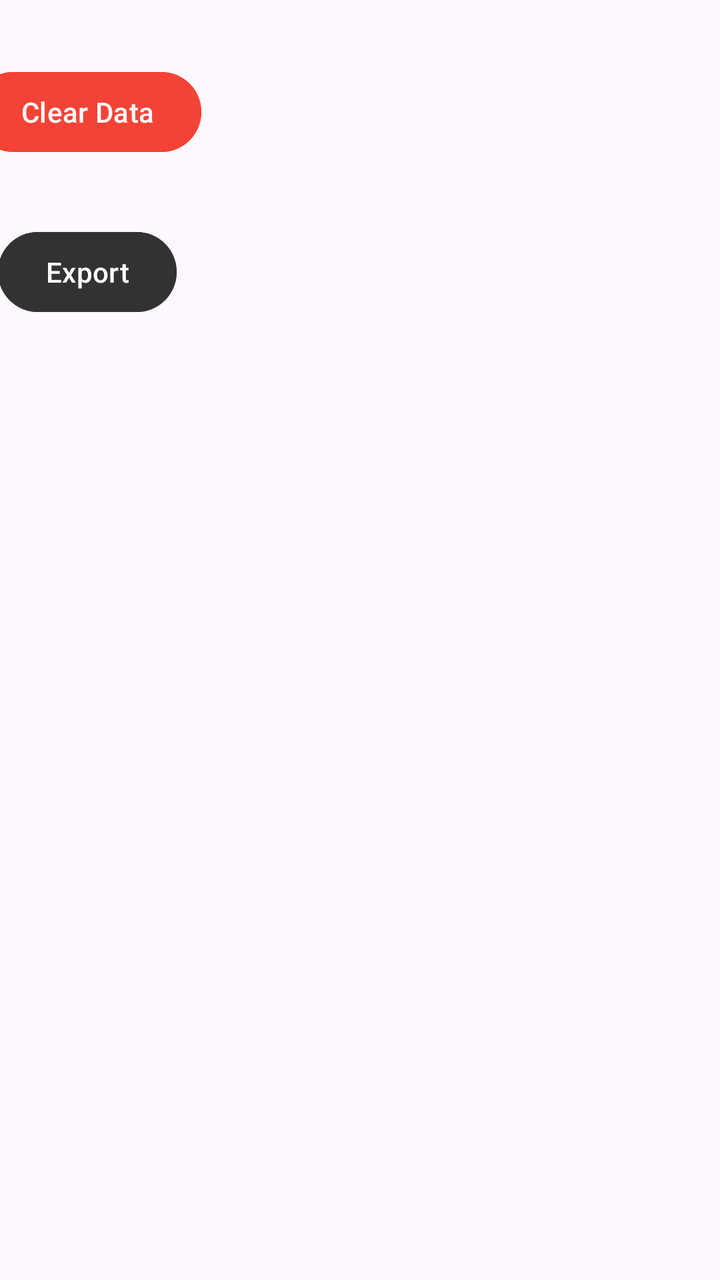
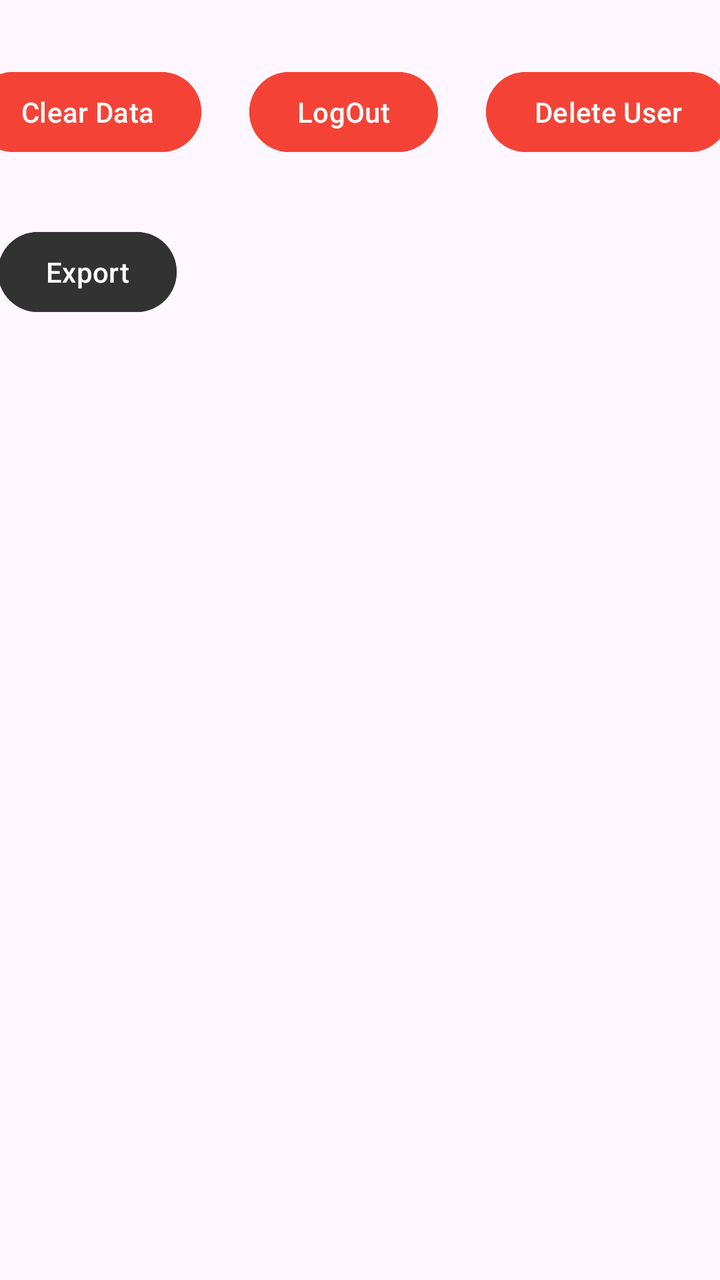

An Android layout rendered at two revisions. The XML below is the earlier revision; the diff shows what the commit changed to produce the second picture.
<!-- AndroidManifest.xml: application theme Theme.FinnanceApp -->
<!-- res/layout/activity_settings.xml -->
<?xml version="1.0" encoding="utf-8"?>
<androidx.constraintlayout.widget.ConstraintLayout xmlns:android="http://schemas.android.com/apk/res/android"
    xmlns:app="http://schemas.android.com/apk/res-auto"
    xmlns:tools="http://schemas.android.com/tools"
    android:id="@+id/main"
    android:layout_width="match_parent"
    android:layout_height="match_parent"
    tools:context=".SettingsActivity">

    <Button
        android:id="@+id/BTNClearData"
        android:layout_width="wrap_content"
        android:layout_height="wrap_content"
        android:layout_marginStart="24dp"
        android:layout_marginTop="32dp"
        android:layout_marginEnd="297dp"
        android:text="Clear Data"
        android:backgroundTint="@color/red"
        app:layout_constraintEnd_toEndOf="parent"
        app:layout_constraintStart_toStartOf="parent"
        app:layout_constraintTop_toTopOf="parent" />
    <Button
        android:id="@+id/BTNExport"
        android:layout_width="wrap_content"
        android:layout_height="wrap_content"
        android:layout_marginStart="24dp"
        android:layout_marginTop="32dp"
        android:layout_marginEnd="297dp"
        android:text="Export"
        android:backgroundTint="@color/black"
        app:layout_constraintEnd_toEndOf="parent"
        app:layout_constraintStart_toStartOf="parent"
        app:layout_constraintTop_toBottomOf="@id/BTNClearData" />

</androidx.constraintlayout.widget.ConstraintLayout>
<!-- resources referenced by this layout -->
<resources>
  <color name="black">#333232</color>
  <color name="red">#F44336</color>
  <style name="Theme.FinnanceApp" parent="Base.Theme.FinnanceApp" />
  <style name="Base.Theme.FinnanceApp" parent="Theme.Material3.DayNight.NoActionBar">
          
          
      </style>
</resources>

<!-- the commit's change to res/layout/activity_settings.xml (unified diff, before → after) -->
@@ -32,4 +32,23 @@
         app:layout_constraintStart_toStartOf="parent"
         app:layout_constraintTop_toBottomOf="@id/BTNClearData" />
 
+    <Button
+        android:id="@+id/BTNLogOut"
+        android:layout_width="wrap_content"
+        android:layout_height="wrap_content"
+        android:layout_marginStart="24dp"
+        android:backgroundTint="@color/red"
+        android:text="LogOut"
+        app:layout_constraintBottom_toBottomOf="@id/BTNClearData"
+        app:layout_constraintStart_toEndOf="@id/BTNClearData" />
+    <Button
+        android:id="@+id/BTNDeleteUser"
+        android:layout_width="wrap_content"
+        android:layout_height="wrap_content"
+        android:layout_marginStart="24dp"
+        android:backgroundTint="@color/red"
+        android:text="Delete User"
+        app:layout_constraintBottom_toBottomOf="@id/BTNClearData"
+        app:layout_constraintStart_toEndOf="@id/BTNLogOut" />
+
 </androidx.constraintlayout.widget.ConstraintLayout>
